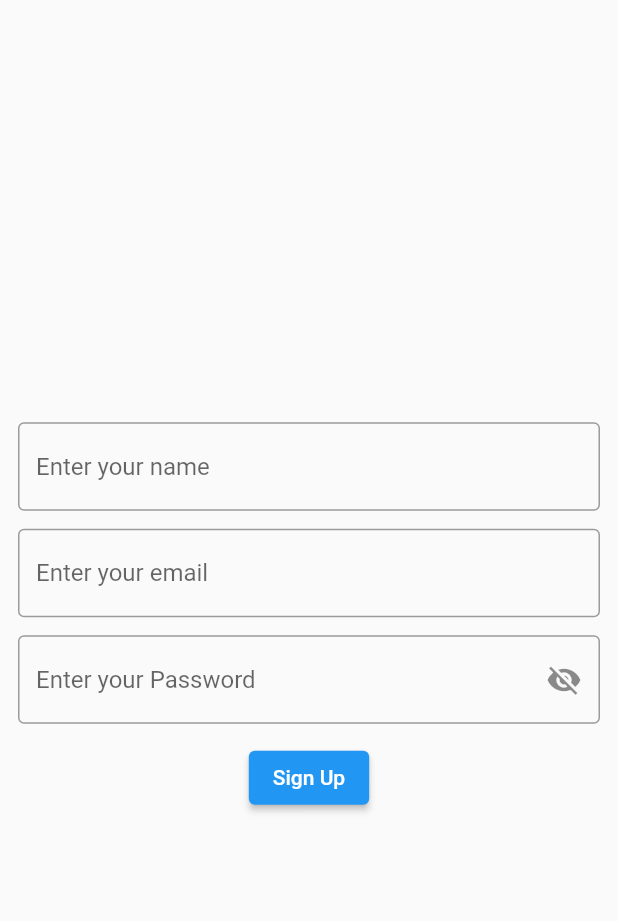
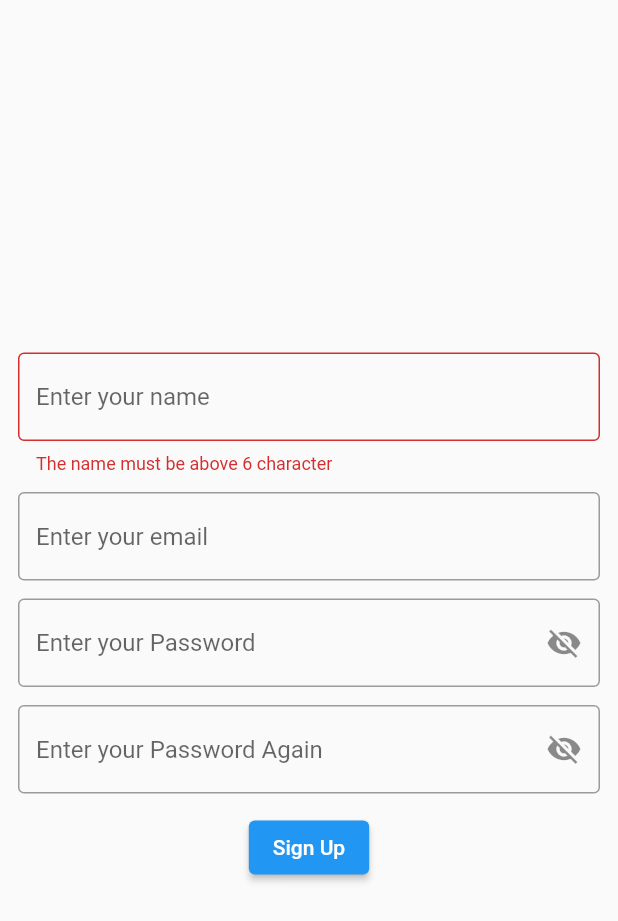
Before and after one commit to Youssefguba/ecommerce_app_F25, a Flutter app: the screen it shows after launch, after a tap on "Sign Up", on a phone screen of 412 x 824 dp. Shown: the top 921 px of the screen. Run offline on Flutter 3.47's test engine with Material 2 defaults, Android fonts, the phone set to English and light mode, and no system bars; our stand-ins replace carousel_slider, dio.

Commit message:
controller / dio

```diff
--- a/lib/screens/register_screen.dart
+++ b/lib/screens/register_screen.dart
@@ -1,4 +1,6 @@
+import 'package:ecommerce_app/screens/main_screen.dart';
 import 'package:flutter/material.dart';
+import 'package:dio/dio.dart';
 
 class RegisterScreen extends StatefulWidget {
   const RegisterScreen({Key? key}) : super(key: key);
@@ -9,9 +11,13 @@ class RegisterScreen extends StatefulWidget {
 
 class _RegisterScreenState extends State<RegisterScreen> {
   bool isObscureText = true;
+  bool isObscureTextTwo = true;
   TextEditingController nameController = TextEditingController();
   TextEditingController emailController = TextEditingController();
   TextEditingController passwordController = TextEditingController();
+  TextEditingController secondPasswordController = TextEditingController();
+
+  GlobalKey<FormState> _formKey = GlobalKey<FormState>();
 
   @override
   Widget build(BuildContext context) {
@@ -19,6 +25,8 @@ class _RegisterScreenState extends State<RegisterScreen> {
       body: SafeArea(
         child: Padding(
           padding: const EdgeInsets.all(12.0),
+          child: Form(
+            key: _formKey,
             child: Column(
               mainAxisAlignment: MainAxisAlignment.center,
               children: [
@@ -28,6 +36,17 @@ class _RegisterScreenState extends State<RegisterScreen> {
                     hintText: 'Enter your name',
                     border: OutlineInputBorder(),
                   ),
+                  validator: (String? value) {
+                    // callback function
+                    if (value!.length < 6) {
+                      return "The name must be above 6 character";
+                    }
+                    // String
+                    if (value.isEmpty) {
+                      return "The name must be not empty!";
+                    }
+                    return null;
+                  },
                 ),
                 const SizedBox(height: 12),
                 TextFormField(
@@ -42,16 +61,34 @@ class _RegisterScreenState extends State<RegisterScreen> {
                   controller: passwordController,
                   obscureText: isObscureText, // false
                   decoration: InputDecoration(
-                  hintText: 'Enter your Password',
+                    hintText: 'Enter your Password ',
                     border: OutlineInputBorder(),
                     suffixIcon: IconButton(
                       onPressed: () {
                         setState(() {
                           isObscureText = !isObscureText;
-
                         });
                       },
                       icon: isObscureText
+                          ? Icon(Icons.visibility_off)
+                          : Icon(Icons.visibility), // false
+                    ),
+                  ),
+                ),
+                const SizedBox(height: 12),
+                TextFormField(
+                  controller: secondPasswordController,
+                  obscureText: isObscureTextTwo, // false
+                  decoration: InputDecoration(
+                    hintText: 'Enter your Password Again',
+                    border: OutlineInputBorder(),
+                    suffixIcon: IconButton(
+                      onPressed: () {
+                        setState(() {
+                          isObscureTextTwo = !isObscureTextTwo;
+                        });
+                      },
+                      icon: isObscureTextTwo
                           ? Icon(Icons.visibility_off)
                           : Icon(Icons.visibility), // false
                     ),
@@ -63,6 +100,20 @@ class _RegisterScreenState extends State<RegisterScreen> {
                     print(nameController.text);
                     print(emailController.text);
                     print(passwordController.text);
+
+                    // false
+                    if (_formKey.currentState!.validate()) {
+                      if (passwordController.text ==
+                          secondPasswordController.text) {
+                        // successful state
+                        signIn();
+                      } else {
+                        ScaffoldMessenger.of(context).showSnackBar(SnackBar(
+                          content: Text('Your password dont match!'),
+                          backgroundColor: Colors.red,
+                        ));
+                      }
+                    }
                   },
                   child: Text('Sign Up'),
                 ),
@@ -70,6 +121,31 @@ class _RegisterScreenState extends State<RegisterScreen> {
             ),
           ),
         ),
+      ),
     );
   }
+
+  void signIn() async {
+    try {
+      final response =
+          await Dio().post("https://api.escuelajs.co/api/v1/users/", data: {
+        "name": nameController.text,
+        "email": emailController.text,
+        "password": passwordController.text,
+        "avatar": "https://api.lorem.space/image/face?w=640&h=480"
+      });
+
+      Navigator.of(context).push(MaterialPageRoute(builder: (context) {
+        return MainScreen();
+      }));
+    } on DioError catch (e) {
+      print("This is an error : ${e.response}");
+      if (e.response!.statusCode == 400) {
+        ScaffoldMessenger.of(context).showSnackBar(SnackBar(
+          content: Text('You should enter valid email and password!'),
+          backgroundColor: Colors.red,
+        ));
       }
+    }
+  }
+}
--- a/pubspec.yaml
+++ b/pubspec.yaml
@@ -36,6 +36,9 @@ dependencies:
   cupertino_icons: ^1.0.2
 
   carousel_slider: ^4.1.1
+
+  dio: ^4.0.6
+
 
 dev_dependencies:
   flutter_test:
```
Also changed, not shown: pubspec.lock. Lines whose indentation alone changed are shown as unchanged.
